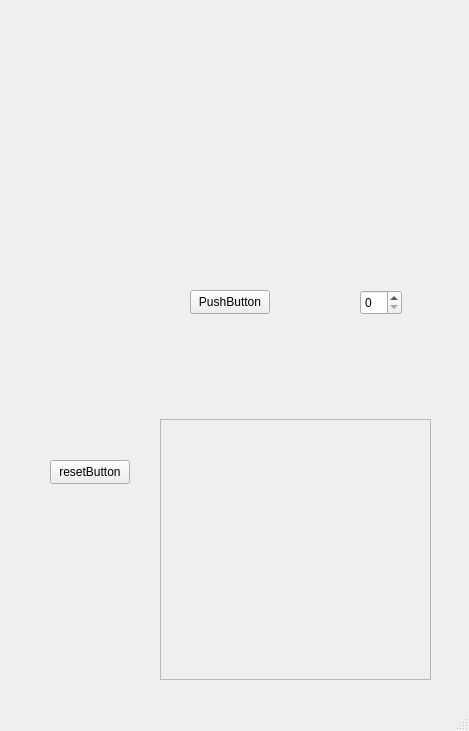
Old version of the form Puzzle_Grzegorz_Wojciechowski/mainwindow.ui in the repository GrzegorzWojciechowski/Puzzle_Grzegorz_Wojciechowski.
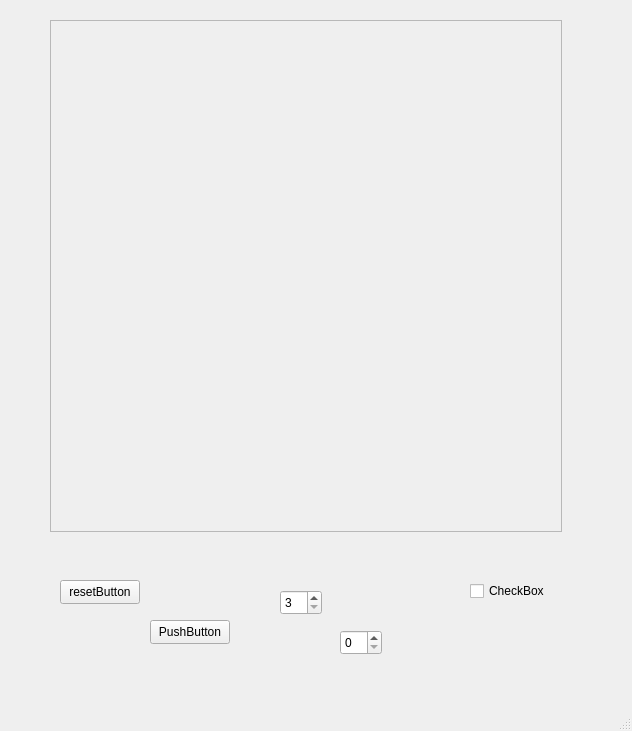
New version of the form.

Diff of the .ui file:
```diff
--- a/Puzzle_Grzegorz_Wojciechowski/mainwindow.ui
+++ b/Puzzle_Grzegorz_Wojciechowski/mainwindow.ui
@@ -6,7 +6,7 @@
    <rect>
     <x>0</x>
     <y>0</y>
-    <width>469</width>
+    <width>632</width>
     <height>731</height>
    </rect>
   </property>
@@ -17,18 +17,24 @@
    <widget class="QSpinBox" name="numberOfTiles">
     <property name="geometry">
      <rect>
-      <x>360</x>
-      <y>290</y>
+      <x>280</x>
+      <y>590</y>
       <width>42</width>
       <height>25</height>
      </rect>
     </property>
+    <property name="minimum">
+     <number>3</number>
+    </property>
+    <property name="maximum">
+     <number>9</number>
+    </property>
    </widget>
    <widget class="QPushButton" name="pushButton">
     <property name="geometry">
      <rect>
-      <x>190</x>
-      <y>290</y>
+      <x>150</x>
+      <y>620</y>
       <width>80</width>
       <height>24</height>
      </rect>
@@ -62,10 +68,10 @@
    <widget class="QFrame" name="frameForButtons">
     <property name="geometry">
      <rect>
-      <x>160</x>
-      <y>419</y>
-      <width>271</width>
-      <height>261</height>
+      <x>50</x>
+      <y>20</y>
+      <width>512</width>
+      <height>512</height>
      </rect>
     </property>
     <property name="frameShape">
@@ -78,8 +84,8 @@
    <widget class="QPushButton" name="resetButton">
     <property name="geometry">
      <rect>
-      <x>50</x>
-      <y>460</y>
+      <x>60</x>
+      <y>580</y>
       <width>80</width>
       <height>24</height>
      </rect>
@@ -88,6 +94,29 @@
      <string>resetButton</string>
     </property>
    </widget>
+   <widget class="QSpinBox" name="testSpinBox">
+    <property name="geometry">
+     <rect>
+      <x>340</x>
+      <y>630</y>
+      <width>42</width>
+      <height>25</height>
+     </rect>
+    </property>
+   </widget>
+   <widget class="QCheckBox" name="winCheckBox">
+    <property name="geometry">
+     <rect>
+      <x>470</x>
+      <y>580</y>
+      <width>78</width>
+      <height>22</height>
+     </rect>
+    </property>
+    <property name="text">
+     <string>CheckBox</string>
+    </property>
+   </widget>
   </widget>
   <widget class="QMenuBar" name="menubar">
    <property name="geometry">
```
Left out of the diff: 24 changed lines with no effect on the pictures.
